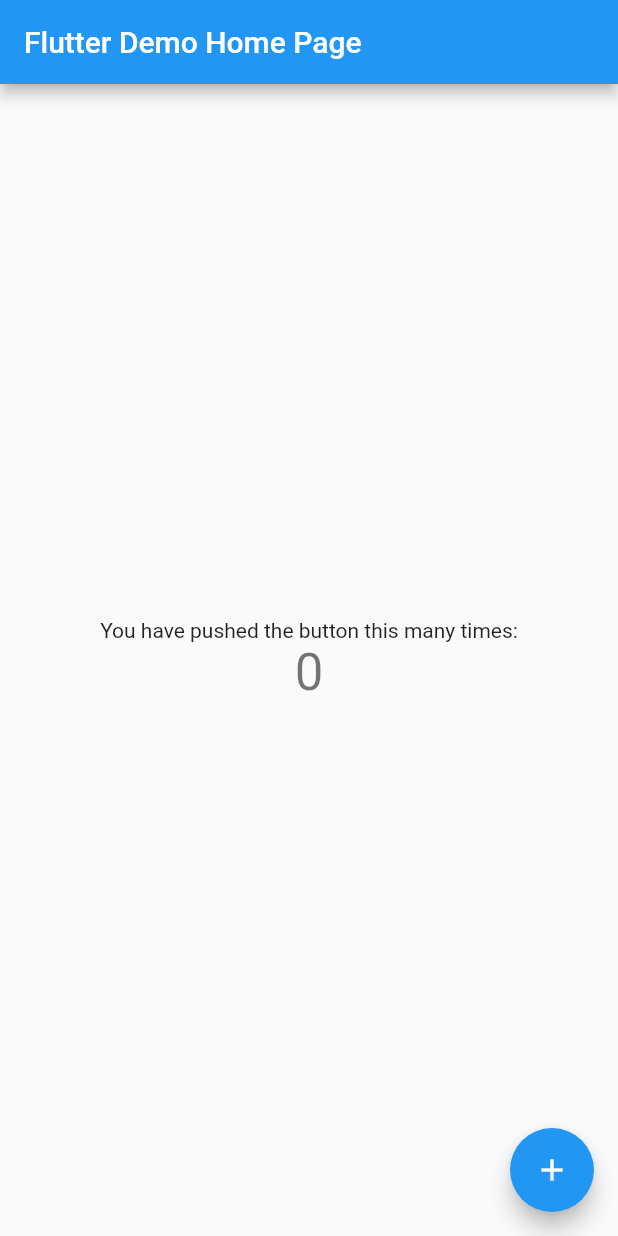
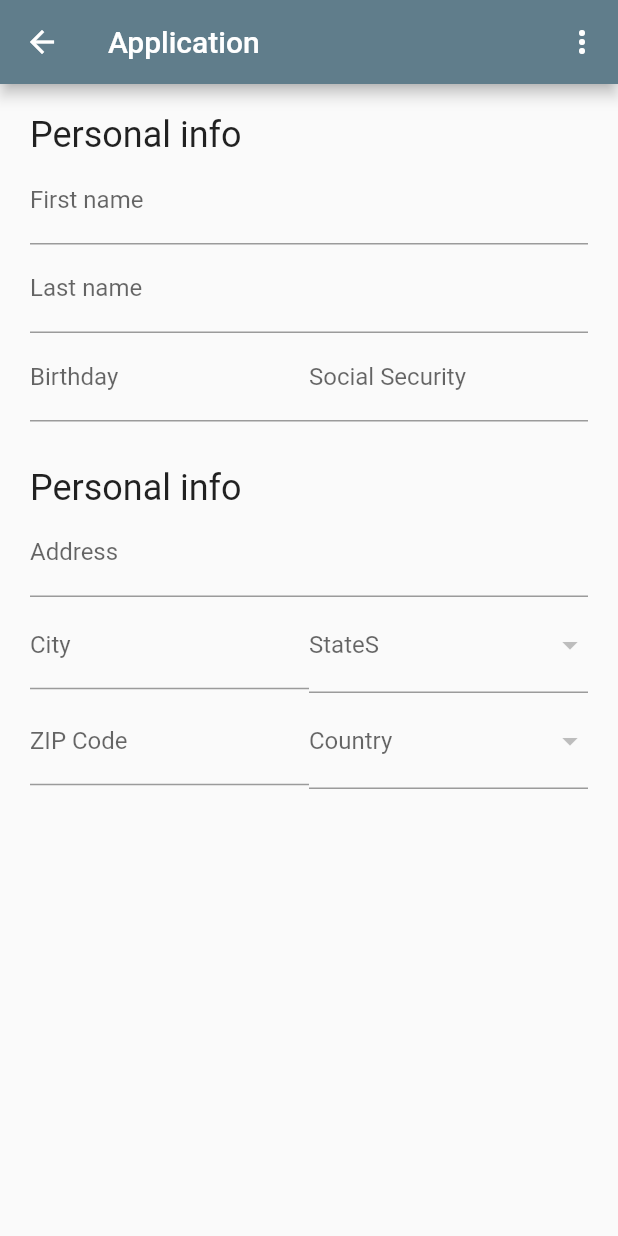
Before and after one commit to Clevinacio/dev-mobile, a Flutter app: the screen it shows after launch, on a phone screen of 412 x 824 dp. Run offline on Flutter 3.47's test engine with Material 2 defaults, Android fonts, the phone set to English and light mode, and no system bars.

Commit message:
Atualiza tarefa

```diff
--- a/atividade_1_flutter/lib/main.dart
+++ b/atividade_1_flutter/lib/main.dart
@@ -11,105 +11,266 @@ class MyApp extends StatelessWidget {
   @override
   Widget build(BuildContext context) {
     return MaterialApp(
-      title: 'Flutter Demo',
+      title: 'Atividade 1',
       theme: ThemeData(
-        // This is the theme of your application.
-        //
-        // Try running your application with "flutter run". You'll see the
-        // application has a blue toolbar. Then, without quitting the app, try
-        // changing the primarySwatch below to Colors.green and then invoke
-        // "hot reload" (press "r" in the console where you ran "flutter run",
-        // or simply save your changes to "hot reload" in a Flutter IDE).
-        // Notice that the counter didn't reset back to zero; the application
-        // is not restarted.
-        primarySwatch: Colors.blue,
+        primarySwatch: Colors.blueGrey,
       ),
-      home: const MyHomePage(title: 'Flutter Demo Home Page'),
+      home: const MyHomePage2(),
+      debugShowCheckedModeBanner: false,
     );
   }
 }
 
-class MyHomePage extends StatefulWidget {
-  const MyHomePage({Key? key, required this.title}) : super(key: key);
-
-  // This widget is the home page of your application. It is stateful, meaning
-  // that it has a State object (defined below) that contains fields that affect
-  // how it looks.
-
-  // This class is the configuration for the state. It holds the values (in this
-  // case the title) provided by the parent (in this case the App widget) and
-  // used by the build method of the State. Fields in a Widget subclass are
-  // always marked "final".
-
-  final String title;
-
-  @override
-  State<MyHomePage> createState() => _MyHomePageState();
-}
-
-class _MyHomePageState extends State<MyHomePage> {
-  int _counter = 0;
-
-  void _incrementCounter() {
-    setState(() {
-      // This call to setState tells the Flutter framework that something has
-      // changed in this State, which causes it to rerun the build method below
-      // so that the display can reflect the updated values. If we changed
-      // _counter without calling setState(), then the build method would not be
-      // called again, and so nothing would appear to happen.
-      _counter++;
-    });
-  }
+class MyHomePage1 extends StatelessWidget {
+  const MyHomePage1({Key? key}) : super(key: key);
 
   @override
   Widget build(BuildContext context) {
-    // This method is rerun every time setState is called, for instance as done
-    // by the _incrementCounter method above.
-    //
-    // The Flutter framework has been optimized to make rerunning build methods
-    // fast, so that you can just rebuild anything that needs updating rather
-    // than having to individually change instances of widgets.
     return Scaffold(
-      appBar: AppBar(
-        // Here we take the value from the MyHomePage object that was created by
-        // the App.build method, and use it to set our appbar title.
-        title: Text(widget.title),
-      ),
-      body: Center(
-        // Center is a layout widget. It takes a single child and positions it
-        // in the middle of the parent.
-        child: Column(
-          // Column is also a layout widget. It takes a list of children and
-          // arranges them vertically. By default, it sizes itself to fit its
-          // children horizontally, and tries to be as tall as its parent.
-          //
-          // Invoke "debug painting" (press "p" in the console, choose the
-          // "Toggle Debug Paint" action from the Flutter Inspector in Android
-          // Studio, or the "Toggle Debug Paint" command in Visual Studio Code)
-          // to see the wireframe for each widget.
-          //
-          // Column has various properties to control how it sizes itself and
-          // how it positions its children. Here we use mainAxisAlignment to
-          // center the children vertically; the main axis here is the vertical
-          // axis because Columns are vertical (the cross axis would be
-          // horizontal).
-          mainAxisAlignment: MainAxisAlignment.center,
+      body: Column(children: <Widget>[
+        Row(
           children: <Widget>[
-            const Text(
-              'You have pushed the button this many times:',
+            Expanded(
+              flex: 3,
+              child: Container(
+                height: 100,
+                color: Colors.red,
+              ),
             ),
-            Text(
-              '$_counter',
-              style: Theme.of(context).textTheme.headline4,
+            Expanded(
+              flex: 1,
+              child: Container(
+                height: 100,
+                color: Colors.green,
+              ),
             ),
           ],
         ),
-      ),
-      floatingActionButton: FloatingActionButton(
-        onPressed: _incrementCounter,
-        tooltip: 'Increment',
-        child: const Icon(Icons.add),
-      ), // This trailing comma makes auto-formatting nicer for build methods.
+        Row(
+          children: <Widget>[
+            Expanded(
+              flex: 2,
+              child: Container(
+                height: 100,
+                color: Colors.red,
+              ),
+            ),
+            Expanded(
+              flex: 1,
+              child: Container(
+                height: 100,
+                color: Colors.blue.shade900,
+              ),
+            ),
+            Expanded(
+              flex: 1,
+              child: Container(
+                height: 100,
+                color: Colors.yellow,
+              ),
+            ),
+          ],
+        ),
+        Row(
+          children: <Widget>[
+            Expanded(
+              flex: 1,
+              child: Container(
+                height: 100,
+                color: Colors.red,
+              ),
+            ),
+            Expanded(
+              flex: 1,
+              child: Container(
+                height: 100,
+                color: Colors.green,
+              ),
+            ),
+            Expanded(
+              flex: 2,
+              child: Container(
+                height: 100,
+                color: Colors.yellow,
+              ),
+            ),
+          ],
+        ),
+        Row(
+          children: <Widget>[
+            Expanded(
+              flex: 1,
+              child: Container(
+                height: 100,
+                color: Colors.blue.shade900,
+              ),
+            ),
+            Expanded(
+              flex: 3,
+              child: Container(
+                height: 100,
+                color: Colors.yellow,
+              ),
+            )
+          ],
+        ),
+        Row(
+          children: <Widget>[
+            Expanded(
+              flex: 2,
+              child: Container(
+                height: 100,
+                color: Colors.green,
+              ),
+            ),
+            Expanded(
+              flex: 1,
+              child: Container(
+                height: 100,
+                color: Colors.red,
+              ),
+            ),
+            Expanded(
+              flex: 1,
+              child: Container(
+                height: 100,
+                color: Colors.yellow,
+              ),
+            ),
+          ],
+        ),
+        Row(
+          children: <Widget>[
+            Expanded(
+              flex: 3,
+              child: Container(
+                height: 100,
+                color: Colors.green,
+              ),
+            ),
+            Expanded(
+              flex: 1,
+              child: Container(
+                height: 100,
+                color: Colors.blue.shade900,
+              ),
+            )
+          ],
+        ),
+      ]),
     );
   }
 }
+
+class MyHomePage2 extends StatelessWidget {
+  const MyHomePage2({Key? key}) : super(key: key);
+
+  @override
+  Widget build(BuildContext context) {
+    return Scaffold(
+      appBar: AppBar(
+        leading: IconButton(
+          icon: const Icon(
+            Icons.arrow_back,
+            color: Colors.white,
+          ),
+          onPressed: () {},
+        ),
+        actions: <Widget>[
+          IconButton(
+            icon: const Icon(
+              Icons.more_vert_rounded,
+              color: Colors.white,
+            ),
+            onPressed: () {},
+          )
+        ],
+        title: const Text('Application'),
+      ),
+      body: Container(
+        padding: const EdgeInsets.all(20),
+        child: Column(children: <Widget>[
+          const Align(
+            alignment: Alignment.topLeft,
+            child: Text(
+              "Personal info",
+              style: TextStyle(fontSize: 24),
+            ),
+          ),
+          const TextField(
+            decoration: InputDecoration(labelText: 'First name'),
+          ),
+          const TextField(
+            decoration: InputDecoration(labelText: 'Last name'),
+          ),
+          Row(
+            mainAxisAlignment: MainAxisAlignment.spaceAround,
+            children: const <Widget>[
+              Expanded(
+                flex: 2,
+                child: TextField(
+                  decoration: InputDecoration(labelText: 'Birthday'),
+                ),
+              ),
+              SizedBox(height: 20),
+              Expanded(
+                flex: 2,
+                child: TextField(
+                  decoration: InputDecoration(labelText: 'Social Security'),
+                ),
+              ),
+            ],
+          ),
+          Container(
+            margin: const EdgeInsets.only(top: 30.0),
+            child: const Align(
+              alignment: Alignment.topLeft,
+              child: Text(
+                "Personal info",
+                style: TextStyle(fontSize: 24),
+              ),
+            ),
+          ),
+          const TextField(
+            decoration: InputDecoration(labelText: 'Address'),
+          ),
+          Row(
+            mainAxisAlignment: MainAxisAlignment.spaceAround,
+            children: <Widget>[
+              const Expanded(
+                child: TextField(
+                  decoration: InputDecoration(labelText: 'City'),
+                ),
+              ),
+              const SizedBox(height: 20),
+              Expanded(
+                child: DropdownButtonFormField(
+                  items: const [],
+                  onChanged: null,
+                  decoration: const InputDecoration(labelText: 'StateS'),
+                ),
+              ),
+            ],
+          ),
+          Row(
+            mainAxisAlignment: MainAxisAlignment.spaceAround,
+            children: <Widget>[
+              const Expanded(
+                child: TextField(
+                  decoration: InputDecoration(labelText: 'ZIP Code'),
+                ),
+              ),
+              const SizedBox(height: 20),
+              Expanded(
+                  child: DropdownButtonFormField(
+                items: const [],
+                onChanged: null,
+                decoration: const InputDecoration(labelText: 'Country'),
+              )),
+            ],
+          ),
+        ]),
+      ),
+    );
+  }
+}
```
